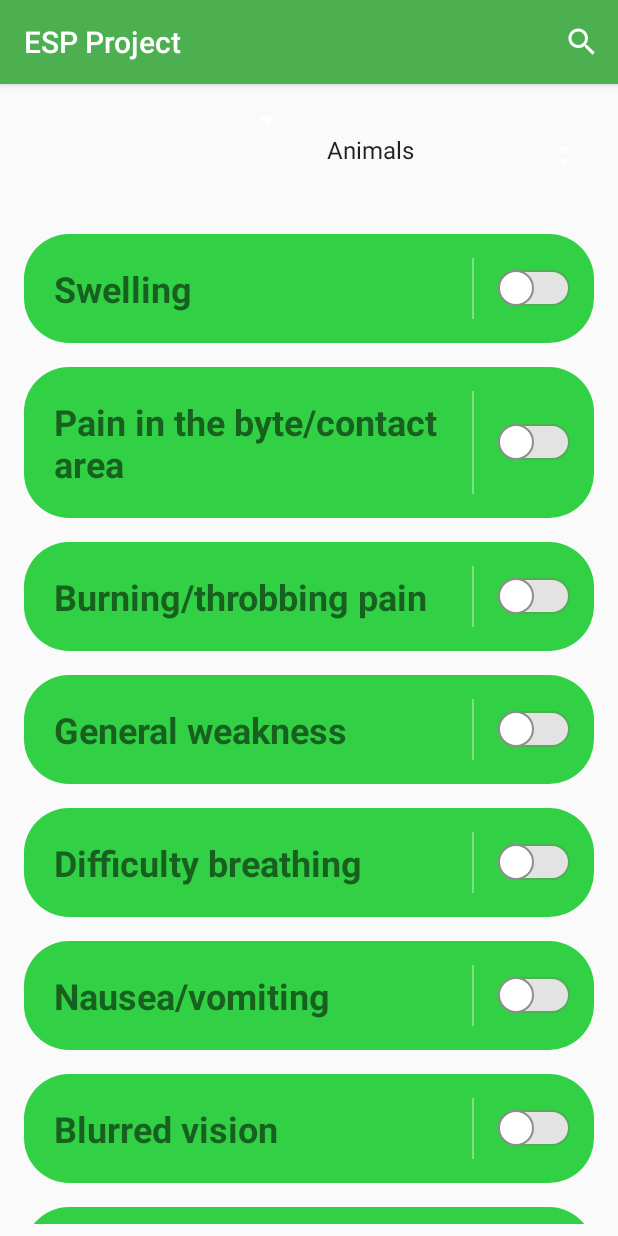
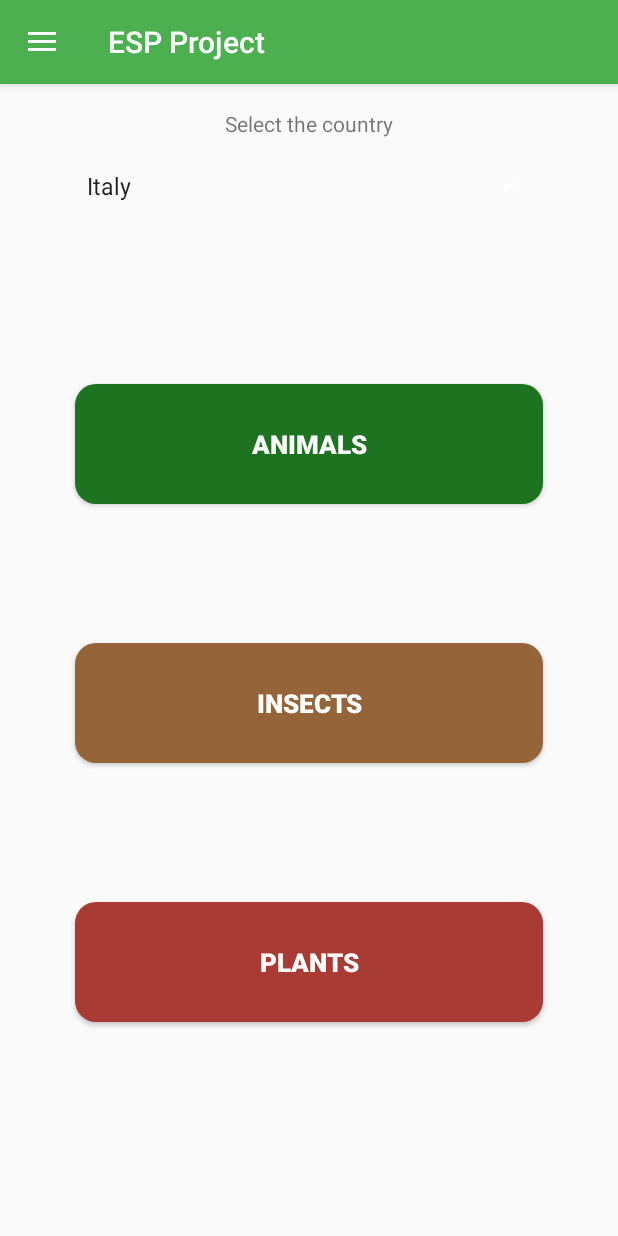
Before and after one commit to detogni-elia/Progetto-embedded, an Android app: the screen it shows after launch (SymptomsSelectionActivity before the commit, MainActivity after it), on a phone screen of 412 x 824 dp. Run offline under Robolectric (Android 15) with nearby library versions, the phone set to English and light mode, and no system bars.

Commit message:
added a drawer

```diff
--- a/app/src/main/AndroidManifest.xml
+++ b/app/src/main/AndroidManifest.xml
@@ -24,7 +24,7 @@
         <activity android:name=".Activities.AnimalDetailsActivity"
             tools:ignore="InnerclassSeparator">
         </activity>
-        <activity android:name=".Activities.SymptomsSelectionActivity"
+        <activity android:name=".MainActivity"
             tools:ignore="InnerclassSeparator" >
 
             <intent-filter>
--- /dev/null
+++ b/app/src/main/java/com/detons97gmail/progetto_embedded/MainActivity.java
@@ -0,0 +1,90 @@
+package com.detons97gmail.progetto_embedded;
+
+import androidx.annotation.NonNull;
+import androidx.appcompat.app.ActionBarDrawerToggle;
+import androidx.appcompat.app.AppCompatActivity;
+import androidx.appcompat.widget.SearchView;
+import androidx.appcompat.widget.Toolbar;
+import androidx.drawerlayout.widget.DrawerLayout;
+
+import android.content.Intent;
+import android.os.Bundle;
+import android.view.Menu;
+import android.view.MenuItem;
+import android.view.View;
+import android.widget.AdapterView;
+import android.widget.ArrayAdapter;
+import android.widget.Button;
+import android.widget.Spinner;
+
+import com.detons97gmail.progetto_embedded.Activities.SymptomsSelectionActivity;
+import com.google.android.material.navigation.NavigationView;
+
+public class MainActivity extends AppCompatActivity implements NavigationView.OnNavigationItemSelectedListener {
+
+    Button mBtAnimals;
+    Button mBtInsects;
+    Button mBtPlants;
+
+    Spinner mSpinnerCountries;
+
+    Toolbar toolbar;
+    DrawerLayout drawer;
+    ActionBarDrawerToggle actionBarDrawerToggle;
+    NavigationView navigationView;
+
+    @Override
+    protected void onCreate(Bundle savedInstanceState) {
+        super.onCreate(savedInstanceState);
+        setContentView(R.layout.activity_main);
+
+        // An array containing list of Country Names
+        String[] countries = new String[] {
+                getString(R.string.it),
+                getString(R.string.in),
+                getString(R.string.cn),
+        };
+
+
+        mBtAnimals= findViewById(R.id.animals_button);
+        mBtInsects=findViewById(R.id.insects_button);
+        mBtPlants=findViewById(R.id.plants_button);
+
+        mSpinnerCountries=findViewById(R.id.countries_spinner);
+
+        //set toolbar
+        toolbar=findViewById(R.id.drawer_toolbar);
+        setSupportActionBar(toolbar);
+
+        //set drawer
+        drawer=findViewById(R.id.drawer);
+        actionBarDrawerToggle= new ActionBarDrawerToggle(this,drawer,toolbar,R.string.open_drawer,R.string.close_drawer);
+        drawer.addDrawerListener(actionBarDrawerToggle);
+        //display burger icon
+        actionBarDrawerToggle.setDrawerIndicatorEnabled(true);
+        actionBarDrawerToggle.syncState();
+
+        navigationView=findViewById(R.id.navigation_view);
+        navigationView.setNavigationItemSelectedListener(this);
+
+
+        // Array adapter to set data in Spinner Widget
+        ArrayAdapter<String> adapter = new ArrayAdapter<String>(this, android.R.layout.simple_dropdown_item_1line, countries);
+
+        // Setting the array adapter containing country list to the spinner widget
+        mSpinnerCountries.setAdapter(adapter);
+
+
+    }
+
+
+    @Override
+    public boolean onNavigationItemSelected(@NonNull MenuItem item) {
+        if(item.getItemId()==R.id.symptoms_drawer) {
+            Intent symptomsIntent = new Intent(this, SymptomsSelectionActivity.class);
+            startActivity(symptomsIntent);
+        }
+
+        return true;
+    }
+}
--- /dev/null
+++ b/app/src/main/res/drawable/ic_settings_black_24dp.xml
@@ -0,0 +1,5 @@
+<vector android:alpha="0.85" android:height="24dp"
+    android:tint="#4F4F4F" android:viewportHeight="24"
+    android:viewportWidth="24" android:width="24dp" xmlns:android="http://schemas.android.com/apk/res/android">
+    <path android:fillColor="#FF000000" android:pathData="M19.1,12.9a2.8,2.8 0,0 0,0.1 -0.9,2.8 2.8,0 0,0 -0.1,-0.9l2.1,-1.6a0.7,0.7 0,0 0,0.1 -0.6L19.4,5.5a0.7,0.7 0,0 0,-0.6 -0.2l-2.4,1a6.5,6.5 0,0 0,-1.6 -0.9l-0.4,-2.6a0.5,0.5 0,0 0,-0.5 -0.4H10.1a0.5,0.5 0,0 0,-0.5 0.4L9.3,5.4a5.6,5.6 0,0 0,-1.7 0.9l-2.4,-1a0.4,0.4 0,0 0,-0.5 0.2l-2,3.4c-0.1,0.2 0,0.4 0.2,0.6l2,1.6a2.8,2.8 0,0 0,-0.1 0.9,2.8 2.8,0 0,0 0.1,0.9L2.8,14.5a0.7,0.7 0,0 0,-0.1 0.6l1.9,3.4a0.7,0.7 0,0 0,0.6 0.2l2.4,-1a6.5,6.5 0,0 0,1.6 0.9l0.4,2.6a0.5,0.5 0,0 0,0.5 0.4h3.8a0.5,0.5 0,0 0,0.5 -0.4l0.3,-2.6a5.6,5.6 0,0 0,1.7 -0.9l2.4,1a0.4,0.4 0,0 0,0.5 -0.2l2,-3.4c0.1,-0.2 0,-0.4 -0.2,-0.6ZM12,15.6A3.6,3.6 0,1 1,15.6 12,3.6 3.6,0 0,1 12,15.6Z"/>
+</vector>
--- a/app/src/main/res/layout/activity_main.xml
+++ b/app/src/main/res/layout/activity_main.xml
@@ -1,5 +1,7 @@
 <?xml version="1.0" encoding="utf-8"?>
-<androidx.constraintlayout.widget.ConstraintLayout xmlns:android="http://schemas.android.com/apk/res/android"
+<androidx.drawerlayout.widget.DrawerLayout
+    android:id="@+id/drawer"
+    xmlns:android="http://schemas.android.com/apk/res/android"
     xmlns:app="http://schemas.android.com/apk/res-auto"
     xmlns:tools="http://schemas.android.com/tools"
     android:layout_width="match_parent"
@@ -7,73 +9,23 @@
     tools:context=".Activities.MainActivity">
 
     <include
-        android:id="@+id/toolbar"
-        layout="@layout/default_toolbar" />
+        android:layout_height="wrap_content"
+        android:layout_width="match_parent"
+        layout="@layout/drawer_toolbar" />
 
-    <Button
-        android:id="@+id/animals_button"
+    <include
+        android:layout_marginTop="?attr/actionBarSize"
+        android:layout_height="wrap_content"
         android:layout_width="match_parent"
-        android:layout_height="wrap_content"
-        android:layout_marginLeft="50dp"
-        android:layout_marginTop="200dp"
-        android:layout_marginRight="50dp"
-        android:background="@drawable/button_background_animals"
-        android:text="@string/animals"
-        android:textColor="@android:color/white"
-        android:textSize="17sp"
-        android:textStyle="bold"
-        app:layout_constraintLeft_toLeftOf="parent"
-        app:layout_constraintRight_toRightOf="parent"
-        app:layout_constraintTop_toTopOf="parent"
-        android:onClick="onClickCategory"/>
+        layout="@layout/activity_main_content"/>
 
-    <Button
-        android:id="@+id/insects_button"
+    <com.google.android.material.navigation.NavigationView
+        android:id="@+id/navigation_view"
         android:layout_width="match_parent"
-        android:layout_height="wrap_content"
-        android:layout_marginLeft="50dp"
-        android:layout_marginTop="50dp"
-        android:layout_marginRight="50dp"
-        android:background="@drawable/button_background_insects"
-        android:text="@string/insects"
-        android:textColor="@android:color/white"
-        android:textSize="17sp"
-        android:textStyle="bold"
-        app:layout_constraintBottom_toTopOf="@id/plants_button"
-        app:layout_constraintLeft_toLeftOf="parent"
-        app:layout_constraintRight_toRightOf="parent"
-        app:layout_constraintTop_toBottomOf="@id/animals_button"
-        android:onClick="onClickCategory"/>
+        android:layout_height="match_parent"
+        app:menu="@menu/drawer_menu"
+        app:headerLayout="@layout/drawer_header"
+        android:layout_gravity="start"
+        android:fitsSystemWindows="true"/>
 
-    <Button
-        android:id="@+id/plants_button"
-        android:layout_width="match_parent"
-        android:layout_height="wrap_content"
-        android:layout_marginLeft="50dp"
-        android:layout_marginTop="50dp"
-        android:layout_marginRight="50dp"
-        android:background="@drawable/button_background_plants"
-        android:text="@string/plants"
-        android:textColor="@android:color/white"
-        android:textSize="17sp"
-        android:textStyle="bold"
-        app:layout_constraintBottom_toBottomOf="parent"
-        app:layout_constraintLeft_toLeftOf="parent"
-        app:layout_constraintRight_toRightOf="parent"
-        app:layout_constraintTop_toBottomOf="@id/insects_button"
-        android:onClick="onClickCategory"/>
-
-    <Spinner
-        android:id="@+id/countries_spinner"
-        android:layout_width="match_parent"
-        android:layout_height="wrap_content"
-        android:layout_marginLeft="50dp"
-        android:layout_marginRight="50dp"
-        android:prompt="@string/countries_prompt"
-        app:layout_constraintBottom_toTopOf="@id/animals_button"
-        app:layout_constraintLeft_toLeftOf="parent"
-        app:layout_constraintRight_toRightOf="parent"
-        app:layout_constraintTop_toBottomOf="@+id/toolbar" />
-
-
-</androidx.constraintlayout.widget.ConstraintLayout>
+</androidx.drawerlayout.widget.DrawerLayout>
--- /dev/null
+++ b/app/src/main/res/layout/activity_main_content.xml
@@ -0,0 +1,88 @@
+<?xml version="1.0" encoding="utf-8"?>
+<androidx.constraintlayout.widget.ConstraintLayout
+    xmlns:android="http://schemas.android.com/apk/res/android"
+    xmlns:app="http://schemas.android.com/apk/res-auto"
+    xmlns:tools="http://schemas.android.com/tools"
+    android:layout_width="match_parent"
+    android:layout_height="match_parent">
+
+    <TextView
+        android:id="@+id/textCountry"
+        android:layout_width="wrap_content"
+        android:layout_height="wrap_content"
+        android:text="@string/select_the_country"
+        app:layout_constraintBottom_toTopOf="@+id/countries_spinner"
+        app:layout_constraintEnd_toEndOf="parent"
+        app:layout_constraintStart_toStartOf="parent"/>
+
+    <Button
+        android:id="@+id/animals_button"
+        android:layout_width="match_parent"
+        android:layout_height="wrap_content"
+        android:layout_marginLeft="50dp"
+        android:layout_marginTop="200dp"
+        android:layout_marginRight="50dp"
+        android:background="@drawable/button_background_animals"
+        android:text="@string/animals"
+        android:textColor="@android:color/white"
+        android:textSize="17sp"
+        android:textStyle="bold"
+        app:layout_constraintLeft_toLeftOf="parent"
+        app:layout_constraintRight_toRightOf="parent"
+        app:layout_constraintTop_toTopOf="parent"
+        android:onClick="onClickCategory"/>
+
+    <Button
+        android:id="@+id/insects_button"
+        android:layout_width="match_parent"
+        android:layout_height="wrap_content"
+        android:layout_marginLeft="50dp"
+        android:layout_marginTop="50dp"
+        android:layout_marginRight="50dp"
+        android:background="@drawable/button_background_insects"
+        android:text="@string/insects"
+        android:textColor="@android:color/white"
+        android:textSize="17sp"
+        android:textStyle="bold"
+        app:layout_constraintBottom_toTopOf="@id/plants_button"
+        app:layout_constraintLeft_toLeftOf="parent"
+        app:layout_constraintRight_toRightOf="parent"
+        app:layout_constraintTop_toBottomOf="@id/animals_button"
+        android:onClick="onClickCategory"/>
+
+    <Button
+        android:id="@+id/plants_button"
+        android:layout_width="match_parent"
+        android:layout_height="wrap_content"
+        android:layout_marginLeft="50dp"
+        android:layout_marginTop="50dp"
+        android:layout_marginRight="50dp"
+        android:layout_marginBottom="100dp"
+        android:background="@drawable/button_background_plants"
+        android:onClick="onClickCategory"
+        android:text="@string/plants"
+        android:textColor="@android:color/white"
+        android:textSize="17sp"
+        android:textStyle="bold"
+        app:layout_constraintBottom_toBottomOf="parent"
+        app:layout_constraintLeft_toLeftOf="parent"
+        app:layout_constraintRight_toRightOf="parent"
+        app:layout_constraintTop_toBottomOf="@id/insects_button" />
+
+    <Spinner
+        android:id="@+id/countries_spinner"
+        android:layout_width="match_parent"
+        android:layout_height="wrap_content"
+        android:layout_marginLeft="50dp"
+        android:layout_marginRight="50dp"
+        android:layout_marginBottom="100dp"
+        android:prompt="@string/countries_prompt"
+        app:layout_constraintBottom_toTopOf="@id/animals_button"
+        app:layout_constraintLeft_toLeftOf="parent"
+        app:layout_constraintRight_toRightOf="parent"
+        app:layout_constraintTop_toBottomOf="@+id/toolbar" />
+
+
+
+
+</androidx.constraintlayout.widget.ConstraintLayout>
--- /dev/null
+++ b/app/src/main/res/layout/drawer_toolbar.xml
@@ -0,0 +1,19 @@
+<?xml version="1.0" encoding="utf-8"?>
+<LinearLayout xmlns:android="http://schemas.android.com/apk/res/android"
+    xmlns:app="http://schemas.android.com/apk/res-auto"
+    android:orientation="vertical" android:layout_width="match_parent"
+    android:layout_height="match_parent">
+
+    <androidx.appcompat.widget.Toolbar
+        android:id="@+id/drawer_toolbar"
+        android:layout_width="match_parent"
+        android:layout_height="?attr/actionBarSize"
+        android:background="@color/colorPrimary"
+        android:elevation="4dp"
+        app:title="@string/app_name"
+        app:titleTextColor="#ffffff"
+        android:theme="@style/app_theme"
+        app:popupTheme="@style/ThemeOverlay.AppCompat.Light"
+        />
+
+</LinearLayout>
--- /dev/null
+++ b/app/src/main/res/menu/drawer_menu.xml
@@ -0,0 +1,14 @@
+<?xml version="1.0" encoding="utf-8"?>
+<menu xmlns:app="http://schemas.android.com/apk/res-auto"
+    xmlns:android="http://schemas.android.com/apk/res/android">
+
+    <item
+        android:id="@+id/symptoms_drawer"
+        android:icon="@drawable/rsz_1symptoms"
+
+        android:title="@string/details_symptoms" />
+    <item
+        android:id="@+id/bar_settings"
+        android:icon="@drawable/ic_settings_black_24dp"
+        android:title="@string/settings" />
+</menu>
--- a/app/src/main/res/values/strings.xml
+++ b/app/src/main/res/values/strings.xml
@@ -48,4 +48,8 @@
     <string name="contact_stung">Stung</string>
     <string name="contact_eaten">Eaten</string>
     <string name="contact_contact">Skin contact</string>
+    <string name="select_the_country">Select the country</string>
+    <string name="open_drawer">open</string>
+    <string name="close_drawer">close</string>
+    <string name="settings">Settings</string>
 </resources>
```
Also changed, not shown: app/src/main/res/layout/drawer_header.xml (added, +33 -0 lines), app/src/main/res/menu/settings_menu.xml (deleted, +0 -9 lines), app/src/main/res/drawable/rsz_1symptoms.png (added), 1 other file.
